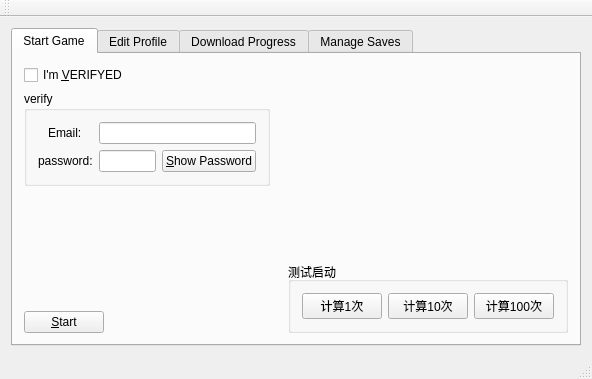
Old version of the form Kaminec/kamineclauncher.ui in the repository kaniol-lck/Kaminec.
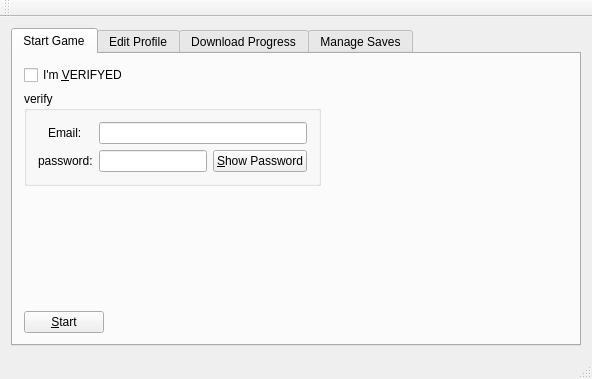
New version of the form. The open tabs and pages were chosen to show the change.

```diff
--- a/Kaminec/kamineclauncher.ui
+++ b/Kaminec/kamineclauncher.ui
@@ -160,53 +160,6 @@
             </property>
            </spacer>
           </item>
-          <item>
-           <layout class="QVBoxLayout" name="verticalLayout_4">
-            <item>
-             <spacer name="verticalSpacer_3">
-              <property name="orientation">
-               <enum>Qt::Vertical</enum>
-              </property>
-              <property name="sizeHint" stdset="0">
-               <size>
-                <width>20</width>
-                <height>186</height>
-               </size>
-              </property>
-             </spacer>
-            </item>
-            <item>
-             <widget class="QGroupBox" name="groupBox">
-              <property name="title">
-               <string>测试启动</string>
-              </property>
-              <layout class="QGridLayout" name="gridLayout_3">
-               <item row="1" column="2">
-                <widget class="QPushButton" name="pushButton_3">
-                 <property name="text">
-                  <string>计算100次</string>
-                 </property>
-                </widget>
-               </item>
-               <item row="1" column="0">
-                <widget class="QPushButton" name="pushButton">
-                 <property name="text">
-                  <string>计算1次</string>
-                 </property>
-                </widget>
-               </item>
-               <item row="1" column="1">
-                <widget class="QPushButton" name="pushButton_2">
-                 <property name="text">
-                  <string>计算10次</string>
-                 </property>
-                </widget>
-               </item>
-              </layout>
-             </widget>
-            </item>
-           </layout>
-          </item>
          </layout>
         </item>
        </layout>
```
Left out of the diff: 18 changed lines with no effect on the pictures.
